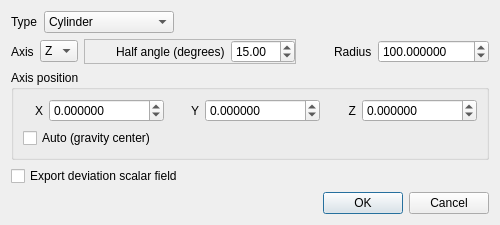
Qt form qCC/ui_templates/unrollDlg.ui (CloudCompare/CloudCompare) before a commit.
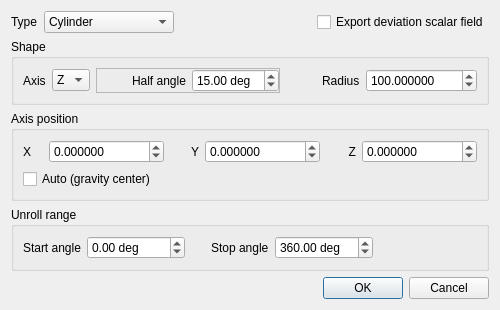
The same form after that commit.

Commit message: The cylindrical unrolling can be performed inside an arbitrary angular range (between -3600 and +3600 degrees)

Diff of the .ui file:
```diff
--- a/qCC/ui_templates/unrollDlg.ui
+++ b/qCC/ui_templates/unrollDlg.ui
@@ -7,7 +7,7 @@
     <x>0</x>
     <y>0</y>
     <width>500</width>
-    <height>220</height>
+    <height>300</height>
    </rect>
   </property>
   <property name="windowTitle">
@@ -55,8 +55,24 @@
        </property>
       </spacer>
      </item>
+     <item>
+      <widget class="QCheckBox" name="exportDeviationSFCheckBox">
+       <property name="toolTip">
+        <string>Deviation from the theoretical shape (i.e. cone or cylinder)</string>
+       </property>
+       <property name="text">
+        <string>Export deviation scalar field</string>
+       </property>
+      </widget>
+     </item>
     </layout>
    </item>
+   <item>
+    <widget class="QGroupBox" name="groupBox_2">
+     <property name="title">
+      <string>Shape</string>
+     </property>
+     <layout class="QHBoxLayout" name="horizontalLayout_4">
    <item>
     <layout class="QHBoxLayout">
      <item>
@@ -125,7 +141,7 @@
            <string>Cone angle (0-180°)</string>
           </property>
           <property name="text">
-           <string>Half angle (degrees)</string>
+              <string>Half angle</string>
           </property>
          </widget>
         </item>
@@ -137,6 +153,9 @@
           <property name="statusTip">
            <string/>
           </property>
+             <property name="suffix">
+              <string> deg</string>
+             </property>
           <property name="decimals">
            <number>2</number>
           </property>
@@ -204,6 +223,9 @@
      </item>
     </layout>
    </item>
+     </layout>
+    </widget>
+   </item>
    <item>
     <widget class="QGroupBox" name="groupBoxAxisPosition">
      <property name="title">
@@ -222,7 +244,7 @@
             <string>X</string>
            </property>
            <property name="alignment">
-            <set>Qt::AlignRight|Qt::AlignTrailing|Qt::AlignVCenter</set>
+            <set>Qt::AlignLeading|Qt::AlignLeft|Qt::AlignVCenter</set>
            </property>
           </widget>
          </item>
@@ -368,13 +390,99 @@
     </widget>
    </item>
    <item>
-    <widget class="QCheckBox" name="exportDeviationSFCheckBox">
+    <widget class="QGroupBox" name="unrollRangeGroupBox">
      <property name="toolTip">
       <string>Deviation from the theoretical shape (i.e. cone or cylinder)</string>
      </property>
+     <property name="title">
+      <string>Unroll range</string>
+     </property>
+     <layout class="QHBoxLayout" name="horizontalLayout_3">
+      <item>
+       <widget class="QLabel" name="label_2">
      <property name="text">
-      <string>Export deviation scalar field</string>
-     </property>
+         <string>Start angle</string>
+        </property>
+       </widget>
+      </item>
+      <item>
+       <widget class="QDoubleSpinBox" name="startAngleDoubleSpinBox">
+        <property name="toolTip">
+         <string>Starting angle (can be negative)</string>
+        </property>
+        <property name="suffix">
+         <string> deg</string>
+        </property>
+        <property name="minimum">
+         <double>-3600.000000000000000</double>
+        </property>
+        <property name="maximum">
+         <double>3600.000000000000000</double>
+        </property>
+        <property name="singleStep">
+         <double>15.000000000000000</double>
+        </property>
+       </widget>
+      </item>
+      <item>
+       <spacer name="horizontalSpacer_3">
+        <property name="orientation">
+         <enum>Qt::Horizontal</enum>
+        </property>
+        <property name="sizeType">
+         <enum>QSizePolicy::Fixed</enum>
+        </property>
+        <property name="sizeHint" stdset="0">
+         <size>
+          <width>20</width>
+          <height>20</height>
+         </size>
+        </property>
+       </spacer>
+      </item>
+      <item>
+       <widget class="QLabel" name="label_4">
+        <property name="text">
+         <string>Stop angle</string>
+        </property>
+       </widget>
+      </item>
+      <item>
+       <widget class="QDoubleSpinBox" name="stopAngleDoubleSpinBox">
+        <property name="toolTip">
+         <string>Stop angle (can be negative)</string>
+        </property>
+        <property name="suffix">
+         <string> deg</string>
+        </property>
+        <property name="minimum">
+         <double>-3600.000000000000000</double>
+        </property>
+        <property name="maximum">
+         <double>3600.000000000000000</double>
+        </property>
+        <property name="singleStep">
+         <double>15.000000000000000</double>
+        </property>
+        <property name="value">
+         <double>360.000000000000000</double>
+        </property>
+       </widget>
+      </item>
+      <item>
+       <spacer name="horizontalSpacer_4">
+        <property name="orientation">
+         <enum>Qt::Horizontal</enum>
+        </property>
+        <property name="sizeHint" stdset="0">
+         <size>
+          <width>40</width>
+          <height>20</height>
+         </size>
+        </property>
+       </spacer>
+      </item>
+     </layout>
     </widget>
    </item>
    <item>
```
Left out of the diff: 4 changed lines with no effect on the pictures. Lines whose indentation alone changed are shown as unchanged. The commit also changes 6 other files.
